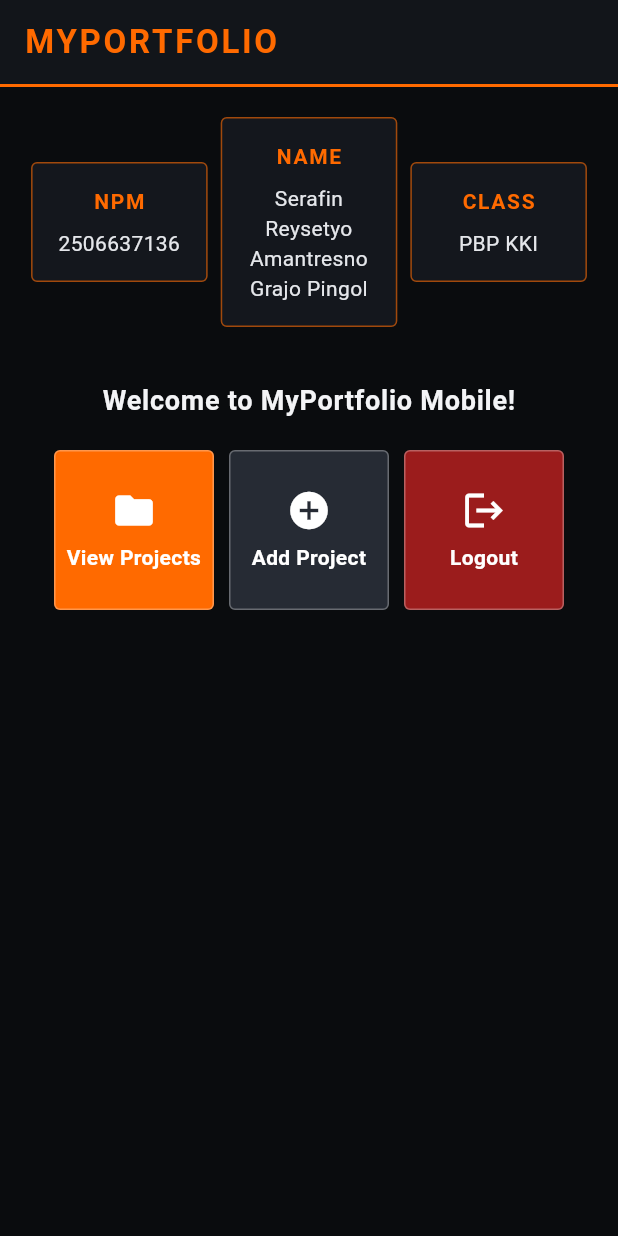
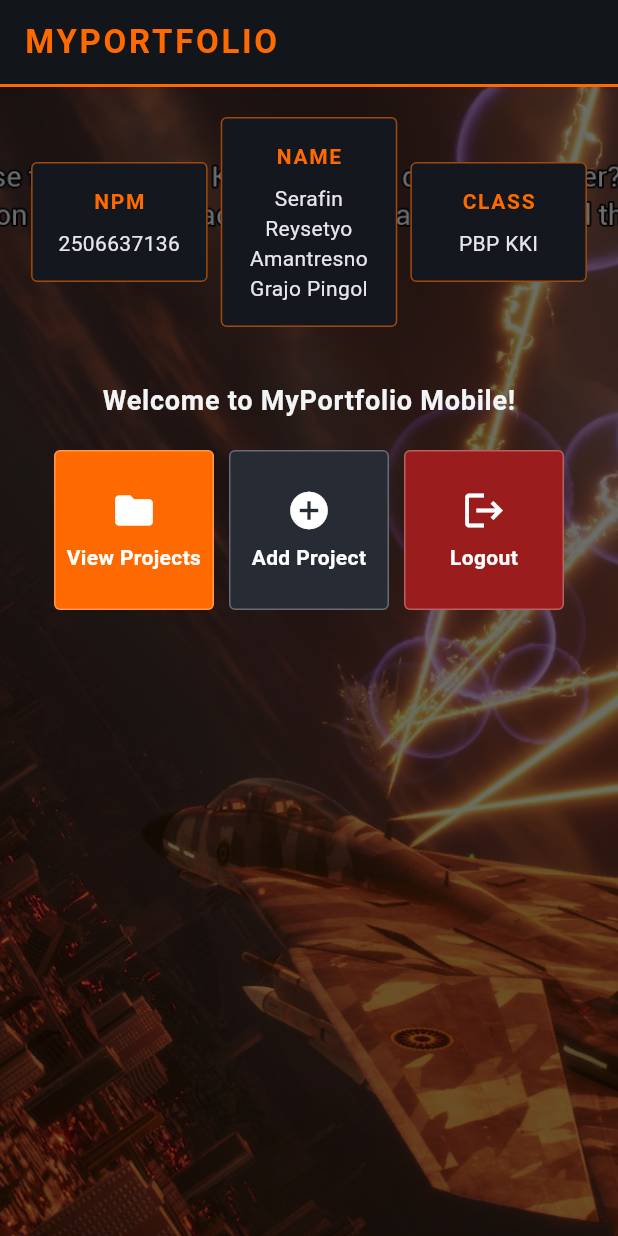
Before and after one commit to SPingol/myportofolio_mobile, a Flutter app: the screen it shows after launch, on a phone screen of 412 x 824 dp. Run offline on Flutter 3.47's test engine with Material 3 defaults, Android fonts, the phone set to English and light mode, and no system bars.

Commit message:
ASSIGNMENT 7 - EXTRAS: IMAGE BACKDROP

```diff
--- a/lib/menu.dart
+++ b/lib/menu.dart
@@ -44,7 +44,17 @@ class MyHomePage extends StatelessWidget {
           child: Container(color: const Color(0xFFFF6A00), height: 2.0),
         ),
       ),
-      body: Padding(
+      body: Container(
+        width: double.infinity,
+        height: double.infinity,
+        decoration: const BoxDecoration(
+          image: DecorationImage(
+            image: AssetImage('assets/images/PW.jpg'),
+            fit: BoxFit.cover,
+            colorFilter: ColorFilter.mode(Color(0x990A0C0E), BlendMode.darken),
+          ),
+        ),
+        child: Padding(
           padding: const EdgeInsets.all(16.0),
           child: Column(
             crossAxisAlignment: CrossAxisAlignment.center,
@@ -93,6 +103,7 @@ class MyHomePage extends StatelessWidget {
                 ),
               ),
             ],
+          ),
         ),
       ),
     );
--- a/pubspec.yaml
+++ b/pubspec.yaml
@@ -56,7 +56,8 @@ flutter:
   # included with your application, so that you can use the icons in
   # the material Icons class.
   uses-material-design: true
-
+  assets:
+    - assets/images/
   # To add assets to your application, add an assets section, like this:
   # assets:
   #   - images/a_dot_burr.jpeg
```
Also changed, not shown: assets/images/PW.jpg (added). Lines whose indentation alone changed are shown as unchanged.
